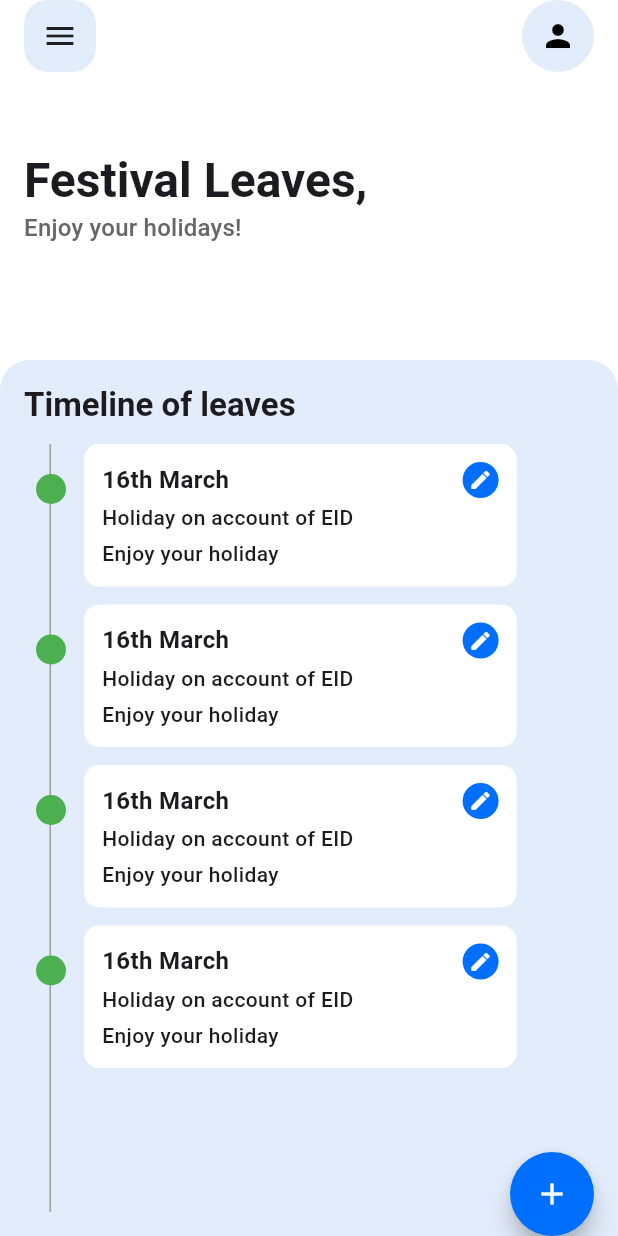
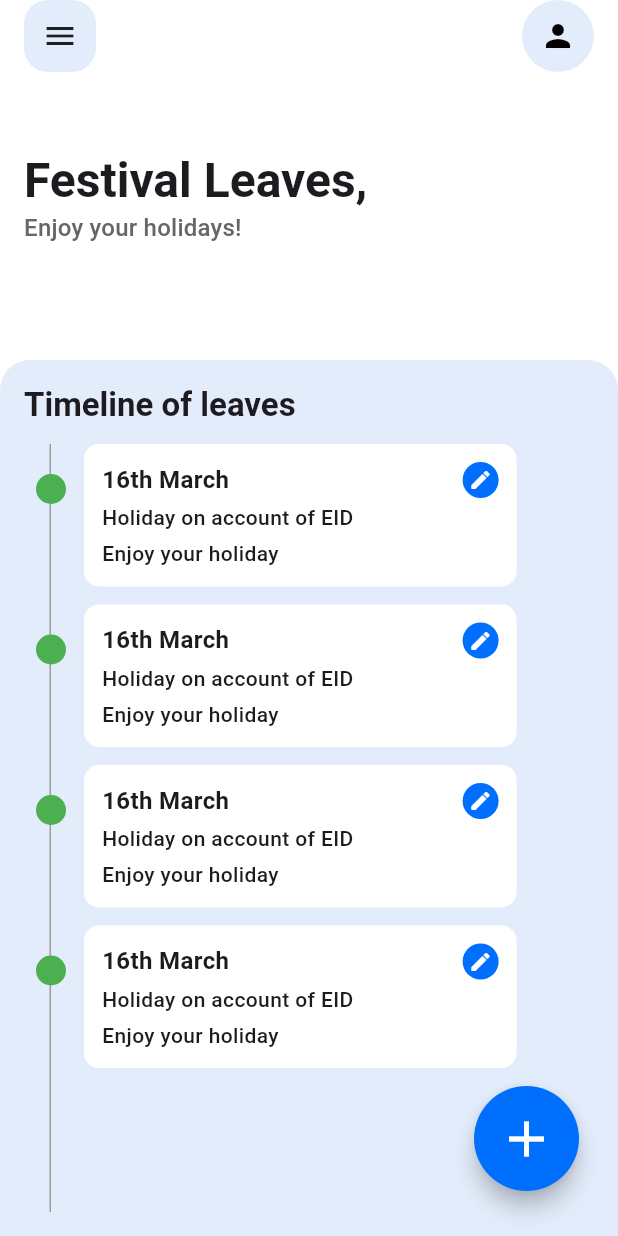
Before and after one commit to abd5294/office-admin, a Flutter app: the FestivalLeavesScreen screen opened by its route, on a phone screen of 412 x 824 dp. Run offline on Flutter 3.47's test engine with Material 3 defaults, Android fonts, the phone set to English and light mode, and no system bars; our stand-ins replace go_router; network calls fail.

Commit message:
final ui commit

```diff
--- a/lib/features/festival/view/pages/festival_leaves_screen.dart
+++ b/lib/features/festival/view/pages/festival_leaves_screen.dart
@@ -19,13 +19,23 @@ class FestivalLeavesScreen extends StatelessWidget {
         bottom: false,
         child: Scaffold(
           backgroundColor: Colors.white,
-          floatingActionButton: FloatingActionButton(
-            onPressed: () {
-              context.push(CreateFestivalScreen.route);
-            },
-            shape: CircleBorder(),
-            backgroundColor: Palette.primaryColor,
-            child: Icon(Icons.add, color: Colors.white),
+          floatingActionButton: Padding(
+            padding: const EdgeInsets.symmetric(
+              horizontal: 10.0,
+              vertical: 30.0,
+            ),
+            child: SizedBox(
+              width: 70,
+              height: 70,
+              child: FloatingActionButton(
+                onPressed: () {
+                  context.push(CreateFestivalScreen.route);
+                },
+                shape: CircleBorder(),
+                backgroundColor: Palette.primaryColor,
+                child: Icon(Icons.add, color: Colors.white, size: 40),
+              ),
+            ),
           ),
           floatingActionButtonLocation:
               FloatingActionButtonLocation.endContained,
```
Also changed, not shown: lib/features/employee/view/pages/manage_employee_screen.dart (+19 -11 lines).
